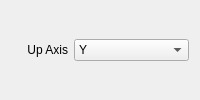
Autodesk/3dsmax-usd, file src/MaxUsd/Views/UsdExportGeneralSettingsRollup.ui: the form before one commit.
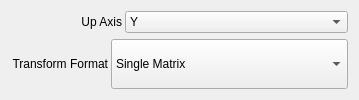
The form after the commit.

What changed in the file:
```diff
--- a/src/MaxUsd/Views/UsdExportGeneralSettingsRollup.ui
+++ b/src/MaxUsd/Views/UsdExportGeneralSettingsRollup.ui
@@ -5,9 +5,20 @@
   <property name="windowTitle">
    <string>General Settings</string>
   </property>
-  <layout class="QHBoxLayout" name="horizontalLayout" stretch="1,2">
+  <layout class="QVBoxLayout" name="verticalLayout" stretch="0,0">
    <item>
+    <layout class="QGridLayout" name="gridLayout">
+     <property name="horizontalSpacing">
+      <number>3</number>
+     </property>
+     <item row="0" column="0">
     <widget class="QLabel" name="UpAxisLabel">
+       <property name="sizePolicy">
+        <sizepolicy hsizetype="Preferred" vsizetype="Preferred">
+         <horstretch>1</horstretch>
+         <verstretch>0</verstretch>
+        </sizepolicy>
+       </property>
      <property name="toolTip">
       <string>Select the upward axis of orientation for your USD scene.</string>
      </property>
@@ -19,8 +30,14 @@
      </property>
     </widget>
    </item>
-   <item>
+     <item row="0" column="1">
     <widget class="QComboBox" name="UpAxisComboBox">
+       <property name="sizePolicy">
+        <sizepolicy hsizetype="Preferred" vsizetype="Fixed">
+         <horstretch>2</horstretch>
+         <verstretch>0</verstretch>
+        </sizepolicy>
+       </property>
      <item>
       <property name="text">
        <string>Y</string>
@@ -32,6 +49,57 @@
       </property>
      </item>
     </widget>
+     </item>
+    </layout>
+   </item>
+   <item>
+    <layout class="QGridLayout" name="TransformFormatGrid" columnstretch="0,0">
+     <property name="horizontalSpacing">
+      <number>3</number>
+     </property>
+     <item row="1" column="0">
+      <widget class="QLabel" name="TransformFormatLabel">
+       <property name="sizePolicy">
+        <sizepolicy hsizetype="Preferred" vsizetype="Preferred">
+         <horstretch>1</horstretch>
+         <verstretch>0</verstretch>
+        </sizepolicy>
+       </property>
+       <property name="layoutDirection">
+        <enum>Qt::RightToLeft</enum>
+       </property>
+       <property name="text">
+        <string>Transform Format</string>
+       </property>
+       <property name="alignment">
+        <set>Qt::AlignRight|Qt::AlignTrailing|Qt::AlignVCenter</set>
+       </property>
+      </widget>
+     </item>
+     <item row="1" column="1">
+      <widget class="QComboBox" name="TransformFormatComboBox">
+       <property name="sizePolicy">
+        <sizepolicy hsizetype="Preferred" vsizetype="Preferred">
+         <horstretch>2</horstretch>
+         <verstretch>0</verstretch>
+        </sizepolicy>
+       </property>
+       <property name="currentIndex">
+        <number>1</number>
+       </property>
+       <item>
+        <property name="text">
+         <string>Separate Translate, Rotate, and Scale</string>
+        </property>
+       </item>
+       <item>
+        <property name="text">
+         <string>Single Matrix</string>
+        </property>
+       </item>
+      </widget>
+     </item>
+    </layout>
    </item>
   </layout>
  </widget>
```
Lines whose indentation alone changed are shown as unchanged.
